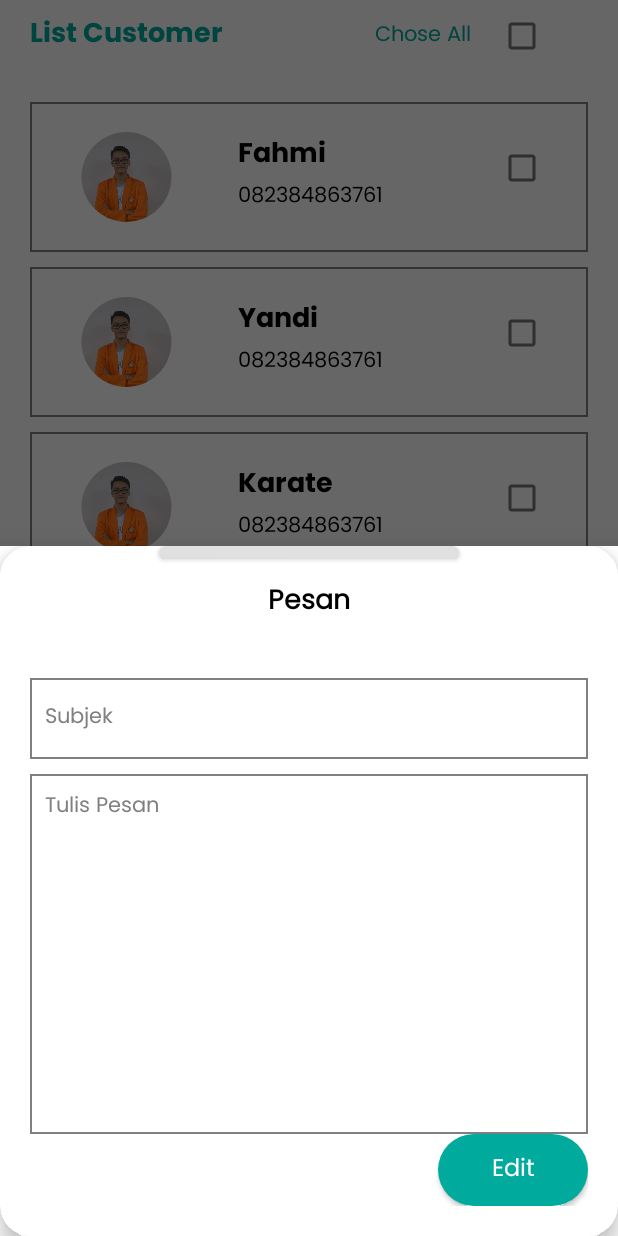
After one commit to fahmi54321/UCast, an Android app: the fragment BottomSheetDetailMessage placed in its activity, on a phone screen of 412 x 824 dp. The commit adds this screen. Run offline under Robolectric (Android 15) with nearby library versions, the light colour scheme and no system bars; our stand-ins replace CircleImageView.

Commit message:
//hari pertama tgl 15 Maret 2021 Clone file dari base project, membuat UI Splashscreen, UI Intro Slider, membuat intro slider, membuat background di drawable //hari kedua tgl 16 Maret 2021 Melanjutkan membuat file pada intro slider membuat fullscreen, membuat tampilan login menambahkan fragment menambahkan dependencies untuk ui slider //Hari ketiga tgl 17 Maret 2021 clone ulang file terbaru membuat API Login memperbaiki button intro slider yang belum bisa Membuat Api Login Dengan menmbahkan validasi dan juga SessionManager.kt pada package view membuat file navigation agar pada file ile introslider fragment tidak error. mengubah response login menjadi tidak menggunakan parcelabel
//hari ini tgl 24 maret
Sudah Menambahkan fitur Detail dan menampilkan data sekaligus menggunakan pagination
ada beberapa file baru yang ditambahkan  new file:   app/src/main/java/com/android/ucast/View/Messages/BottomSheetDetailMessage.kt
                                                new file:   app/src/main/java/com/android/ucast/View/Messages/FragmentBottomSheet.kt
                                                new file:   app/src/main/res/layout/fragment_bottom_sheet.xml
                                                new file:   app/src/main/res/layout/fragment_bottom_sheet_detail_message.xml
dan ada beberapa dari file telah di delete
dan dari beberapa file yang sudah ditambahkan sudah di modified.

```diff
--- a/app/src/main/java/com/android/ucast/Di/Module/UCastModule.kt
+++ b/app/src/main/java/com/android/ucast/Di/Module/UCastModule.kt
@@ -40,5 +40,7 @@
         @JvmStatic
         @Provides
         fun profideDataMessage(api: ConfigApi):DataSourceMessage = DataSourceMessage(api)
+
+
     }
 }
--- a/app/src/main/java/com/android/ucast/Model/Messages.kt
+++ b/app/src/main/java/com/android/ucast/Model/Messages.kt
@@ -1,6 +1,6 @@
 package com.android.ucast.Model
 
-data class Messages (
-        var judul: String,
-        var isi: String
+data class Messages(
+    var judul:String,
+    var isi:String
 )
--- a/app/src/main/java/com/android/ucast/Network/ConfigApi.kt
+++ b/app/src/main/java/com/android/ucast/Network/ConfigApi.kt
@@ -24,6 +24,6 @@
     @GET("message/getMessage")
    suspend fun getMessage(
             @Query("page") page: Int,
-            @Query("pageSize") pageSize: Int
+            @Query("pageSize") per_page: Int
     ) : ResponseMessage
 }
--- a/app/src/main/java/com/android/ucast/Repository/Repository.kt
+++ b/app/src/main/java/com/android/ucast/Repository/Repository.kt
@@ -11,7 +11,7 @@
 import com.android.ucast.Network.ConfigApi
 import io.reactivex.rxjava3.android.schedulers.AndroidSchedulers
 import io.reactivex.rxjava3.schedulers.Schedulers
-import org.intellij.lang.annotations.Flow
+
 
 class Repository(var api: ConfigApi) {
 
@@ -39,9 +39,9 @@
     }
 
     fun getDataMessage(): kotlinx.coroutines.flow.Flow<PagingData<DataMessage>> {
-        val pagerMessage = Pager(PagingConfig(pageSize = 10)) {
+        val pager = Pager(PagingConfig(pageSize = 5)) {
             DataSourceMessage(api)
         }.flow
-        return pagerMessage
+        return pager
     }
 }
--- /dev/null
+++ b/app/src/main/java/com/android/ucast/View/Messages/BottomSheetDetailMessage.kt
@@ -0,0 +1,39 @@
+package com.android.ucast.View.Messages
+
+import android.os.Bundle
+import android.text.Editable
+import androidx.fragment.app.Fragment
+import android.view.LayoutInflater
+import android.view.View
+import android.view.ViewGroup
+import com.android.ucast.Model.DataMessage
+import com.android.ucast.R
+import com.google.android.material.bottomsheet.BottomSheetDialogFragment
+import kotlinx.android.synthetic.main.fragment_bottom_sheet_detail_message.*
+
+
+class BottomSheetDetailMessage(): BottomSheetDialogFragment() {
+
+    var dataMessage : DataMessage? = null
+    override fun onCreate(savedInstanceState: Bundle?) {
+        super.onCreate(savedInstanceState)
+
+    }
+
+    override fun onCreateView(inflater: LayoutInflater, container: ViewGroup?,
+                              savedInstanceState: Bundle?): View? {
+        // Inflate the layout for this fragment
+        return inflater.inflate(R.layout.fragment_bottom_sheet_detail_message, container, false)
+    }
+
+    override fun onViewCreated(view: View, savedInstanceState: Bundle?) {
+        super.onViewCreated(view, savedInstanceState)
+
+       dataMessage = arguments?.getParcelable("" )
+        JudulPesan.setText(dataMessage?.title)
+        IsiPesan.setText(dataMessage?.content)
+
+    }
+
+
+}
--- /dev/null
+++ b/app/src/main/res/layout/fragment_bottom_sheet_detail_message.xml
@@ -0,0 +1,78 @@
+<?xml version="1.0" encoding="utf-8"?>
+<androidx.cardview.widget.CardView xmlns:android="http://schemas.android.com/apk/res/android"
+    xmlns:app="http://schemas.android.com/apk/res-auto"
+    xmlns:tools="http://schemas.android.com/tools"
+    android:id="@+id/detailmessage"
+    android:layout_width="match_parent"
+    android:layout_height="match_parent"
+    android:layout_marginLeft="20dp"
+    android:layout_marginTop="10dp"
+    android:layout_marginRight="20dp"
+    app:behavior_hideable="true"
+    app:behavior_peekHeight="60dp"
+    app:cardBackgroundColor="@color/white"
+    app:cardCornerRadius="20dp"
+    app:cardElevation="8dp"
+    app:layout_behavior="com.google.android.material.bottomsheet.BottomSheetBehavior"
+    tools:context=".View.Messages.BottomSheetDetailMessage">
+
+    <LinearLayout
+        android:layout_width="match_parent"
+        android:layout_height="wrap_content"
+        android:orientation="vertical">
+
+        <androidx.cardview.widget.CardView
+            android:layout_width="200dp"
+            android:layout_height="8dp"
+            android:layout_gravity="center"
+            app:cardBackgroundColor="@color/grey1"
+            app:cardCornerRadius="5dp"></androidx.cardview.widget.CardView>
+
+        <TextView
+            style="@style/TextView.poppinsnormalBlack_18sp"
+            android:layout_width="match_parent"
+            android:layout_height="60dp"
+            android:background="@color/white"
+            android:gravity="center"
+            android:text="@string/pesan"
+            android:textStyle="bold" />
+
+        <LinearLayout
+            android:layout_width="match_parent"
+            android:layout_height="match_parent"
+            android:layout_margin="20dp"
+            android:orientation="vertical">
+
+            <EditText
+                android:id="@+id/JudulPesan"
+                style="@style/Edittext.primary"
+                android:layout_width="match_parent"
+                android:layout_height="54dp"
+                android:background="@drawable/bg_item_list_customers"
+                android:hint="@string/subjek"
+                android:inputType="text" />
+
+            <EditText
+                android:id="@+id/IsiPesan"
+                style="@style/Edittext.primary"
+                android:layout_width="match_parent"
+                android:layout_height="240dp"
+                android:layout_marginTop="10dp"
+                android:background="@drawable/bg_item_list_customers"
+                android:gravity="top"
+                android:hint="@string/tulis_pesan"
+                android:inputType="textImeMultiLine" />
+
+            <androidx.appcompat.widget.AppCompatButton
+                android:id="@+id/btnEdit"
+                style="@style/Button.secondary"
+                android:layout_width="100dp"
+                android:layout_height="wrap_content"
+                android:layout_gravity="right"
+                android:background="@drawable/btn_schedule"
+                android:text="@string/edit" />
+        </LinearLayout>
+
+    </LinearLayout>
+
+</androidx.cardview.widget.CardView>
--- /dev/null
+++ b/app/src/main/res/values/dimens.xml
@@ -0,0 +1,5 @@
+<?xml version="1.0"?>
+<resources>
+    <dimen name="list_item_spacing">16dp</dimen>
+    <dimen name="list_item_spacing_half">8dp</dimen>
+</resources>
--- a/app/src/main/res/values/strings.xml
+++ b/app/src/main/res/values/strings.xml
@@ -35,7 +35,7 @@
     <string name="u_cast">U CAST</string>
     <string name="lewati">Lewati</string>
     <string name="lanjut">Lanjut</string>
-    <string name="pesan">Mengirim Pesan Lebih Cepat</string>
+    <string name="MengirimPesan">Mengirim Pesan Lebih Cepat</string>
     <string name="loremipsum">Lorem ipsum dolor sit amet, consectetur adipiscing elit, sed do eiusmod.</string>
     <!-- TODO: Remove or change this placeholder text -->
     <string name="hanya_dengan_beberapa_kali_klik">Hanya Dengan Beberapa Kali Klik</string>
@@ -47,4 +47,6 @@
     <string name="masuk">Masuk</string>
     <string name="belum_punya">Belum Punya Akun?<font color="#ffff0000">, Daftar Disini</font></string>
     <string name="atau">Atau</string>
+    <string name="pesan">Pesan</string>
+
 </resources>
```
Also changed, not shown: app/src/main/java/com/android/ucast/Adapter/message/AdapterMessage.kt (+21 -9 lines), app/src/main/java/com/android/ucast/Model/ResponseMessage.kt (+12 -6 lines), app/src/main/java/com/android/ucast/View/Messages/FragmentBottomSheet.kt (added, +27 -0 lines), app/src/main/java/com/android/ucast/View/Messages/MessageFragment.kt (+60 -31 lines), app/build.gradle (line endings or trailing spaces).
